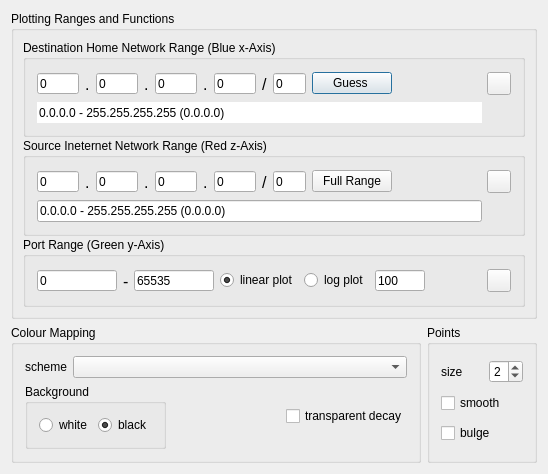
First picture: the form in src/plottersettingsdialog.ui, repository yestinj/inetvis, before the edit.
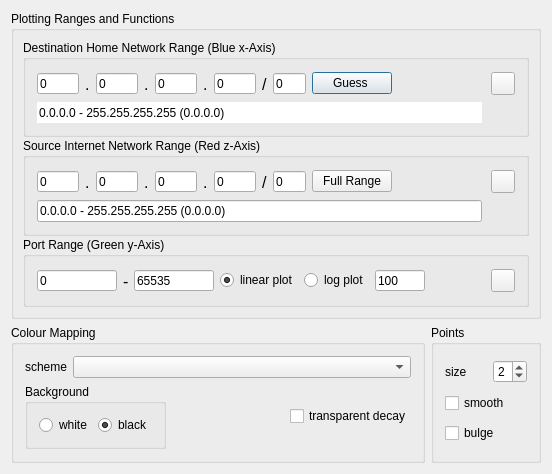
Second picture: the form after the edit. Icons and pictures are not drawn.

```diff
--- a/src/plottersettingsdialog.ui
+++ b/src/plottersettingsdialog.ui
@@ -6,7 +6,7 @@
    <rect>
     <x>0</x>
     <y>0</y>
-    <width>548</width>
+    <width>552</width>
     <height>473</height>
    </rect>
   </property>
@@ -432,7 +432,7 @@
       <item>
        <widget class="QGroupBox" name="SourceButtonGroup">
         <property name="title">
-         <string>Source Ineternet Network Range (Red z-Axis)</string>
+         <string>Source Internet Network Range (Red z-Axis)</string>
         </property>
         <layout class="QVBoxLayout">
          <item>
```
Left out of the diff: 8 changed lines with no effect on the pictures.
